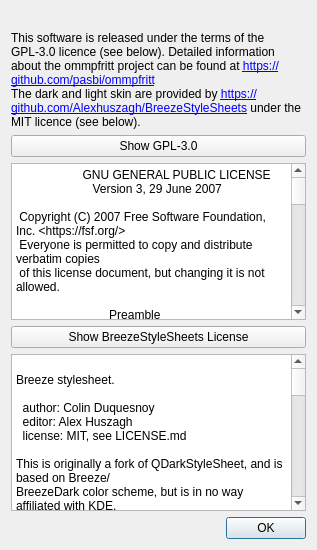
pasbi/ommpfritt, file src/mainwindow/aboutdialog.ui: the form before one commit.
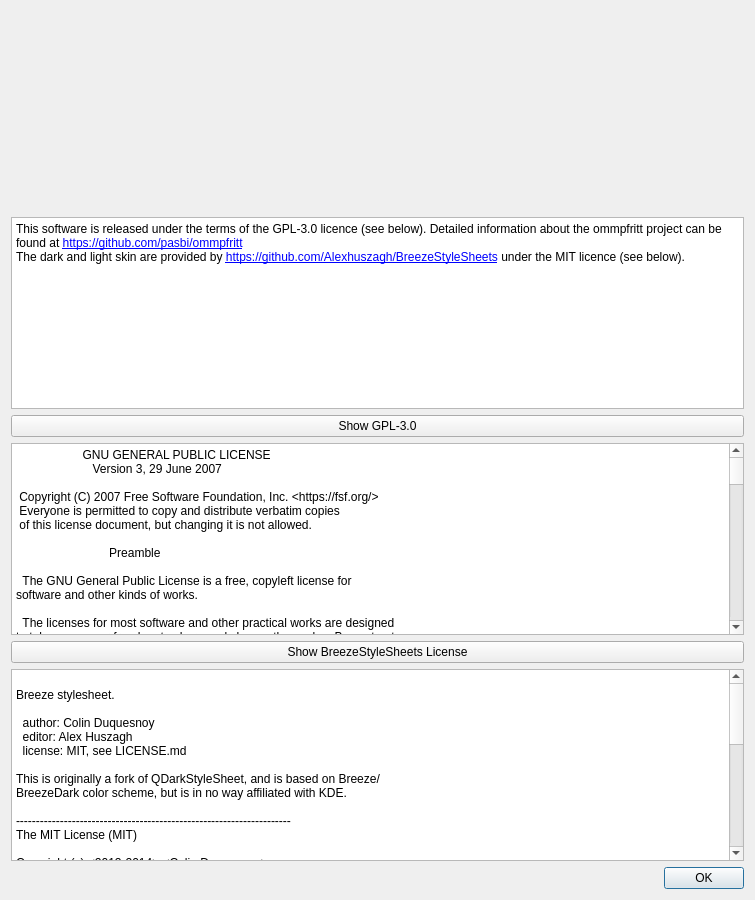
The form after the commit.

Commit message: add icon to about dialog

The edit to the form file:
```diff
--- a/src/mainwindow/aboutdialog.ui
+++ b/src/mainwindow/aboutdialog.ui
@@ -6,8 +6,8 @@
    <rect>
     <x>0</x>
     <y>0</y>
-    <width>317</width>
-    <height>474</height>
+    <width>755</width>
+    <height>766</height>
    </rect>
   </property>
   <property name="windowTitle">
@@ -15,47 +15,54 @@
   </property>
   <layout class="QVBoxLayout" name="verticalLayout">
    <item>
-    <widget class="QLabel" name="label">
-     <property name="text">
-      <string/>
+    <layout class="QHBoxLayout" name="horizontalLayout" stretch="0">
+     <property name="spacing">
+      <number>0</number>
      </property>
-     <property name="textFormat">
-      <enum>Qt::RichText</enum>
+     <property name="bottomMargin">
+      <number>0</number>
      </property>
-    </widget>
+     <item>
+      <widget class="QLabel" name="lb_splash">
+       <property name="minimumSize">
+        <size>
+         <width>200</width>
+         <height>200</height>
+        </size>
+       </property>
+       <property name="maximumSize">
+        <size>
+         <width>200</width>
+         <height>200</height>
+        </size>
+       </property>
+       <property name="scaledContents">
+        <bool>true</bool>
+       </property>
+      </widget>
+     </item>
+    </layout>
    </item>
    <item>
-    <widget class="QLabel" name="label_2">
-     <property name="text">
-      <string>&lt;html&gt;
-&lt;head/&gt;
-&lt;body&gt;
-This software is released under the terms of the GPL-3.0 licence (see below). Detailed information about the ommpfritt project can be found at &lt;a href='https://github.com/pasbi/ommpfritt'&gt;https://github.com/pasbi/ommpfritt&lt;/a&gt;&lt;br&gt;
-The dark and light skin are provided by &lt;a href='https://github.com/Alexhuszagh/BreezeStyleSheets'&gt;https://github.com/Alexhuszagh/BreezeStyleSheets&lt;/a&gt; under the MIT licence (see below).
-&lt;/body&gt;
-&lt;/html&gt;</string>
+    <widget class="QTextEdit" name="te_about">
+     <property name="sizePolicy">
+      <sizepolicy hsizetype="Expanding" vsizetype="MinimumExpanding">
+       <horstretch>0</horstretch>
+       <verstretch>0</verstretch>
+      </sizepolicy>
      </property>
-     <property name="wordWrap">
+     <property name="readOnly">
       <bool>true</bool>
      </property>
+     <property name="html">
+      <string notr="true">&lt;!DOCTYPE HTML PUBLIC &quot;-//W3C//DTD HTML 4.0//EN&quot; &quot;http://www.w3.org/TR/REC-html40/strict.dtd&quot;&gt;
+&lt;html&gt;&lt;head&gt;&lt;meta name=&quot;qrichtext&quot; content=&quot;1&quot; /&gt;&lt;style type=&quot;text/css&quot;&gt;
+p, li { white-space: pre-wrap; }
+&lt;/style&gt;&lt;/head&gt;&lt;body style=&quot; font-family:'Sans Serif'; font-size:9pt; font-weight:400; font-style:normal;&quot;&gt;
+&lt;p style=&quot; margin-top:0px; margin-bottom:0px; margin-left:0px; margin-right:0px; -qt-block-indent:0; text-indent:0px;&quot;&gt;This software is released under the terms of the GPL-3.0 licence (see below). Detailed information about the ommpfritt project can be found at &lt;a href=&quot;https://github.com/pasbi/ommpfritt&quot;&gt;&lt;span style=&quot; text-decoration: underline; color:#0000ff;&quot;&gt;https://github.com/pasbi/ommpfritt&lt;/span&gt;&lt;/a&gt;&lt;br /&gt;The dark and light skin are provided by &lt;a href=&quot;https://github.com/Alexhuszagh/BreezeStyleSheets&quot;&gt;&lt;span style=&quot; text-decoration: underline; color:#0000ff;&quot;&gt;https://github.com/Alexhuszagh/BreezeStyleSheets&lt;/span&gt;&lt;/a&gt; under the MIT licence (see below). &lt;/p&gt;&lt;/body&gt;&lt;/html&gt;</string>
+     </property>
     </widget>
    </item>
-   <item>
-    <spacer name="verticalSpacer">
-     <property name="orientation">
-      <enum>Qt::Vertical</enum>
-     </property>
-     <property name="sizeType">
-      <enum>QSizePolicy::Expanding</enum>
-     </property>
-     <property name="sizeHint" stdset="0">
-      <size>
-       <width>20</width>
-       <height>40</height>
-      </size>
-     </property>
-    </spacer>
-   </item>
    <item>
     <widget class="QPushButton" name="pb_show_gpl30">
      <property name="text">
```
Left out of the diff: 76 changed lines with no effect on the pictures. The commit also changes 2 other files.
